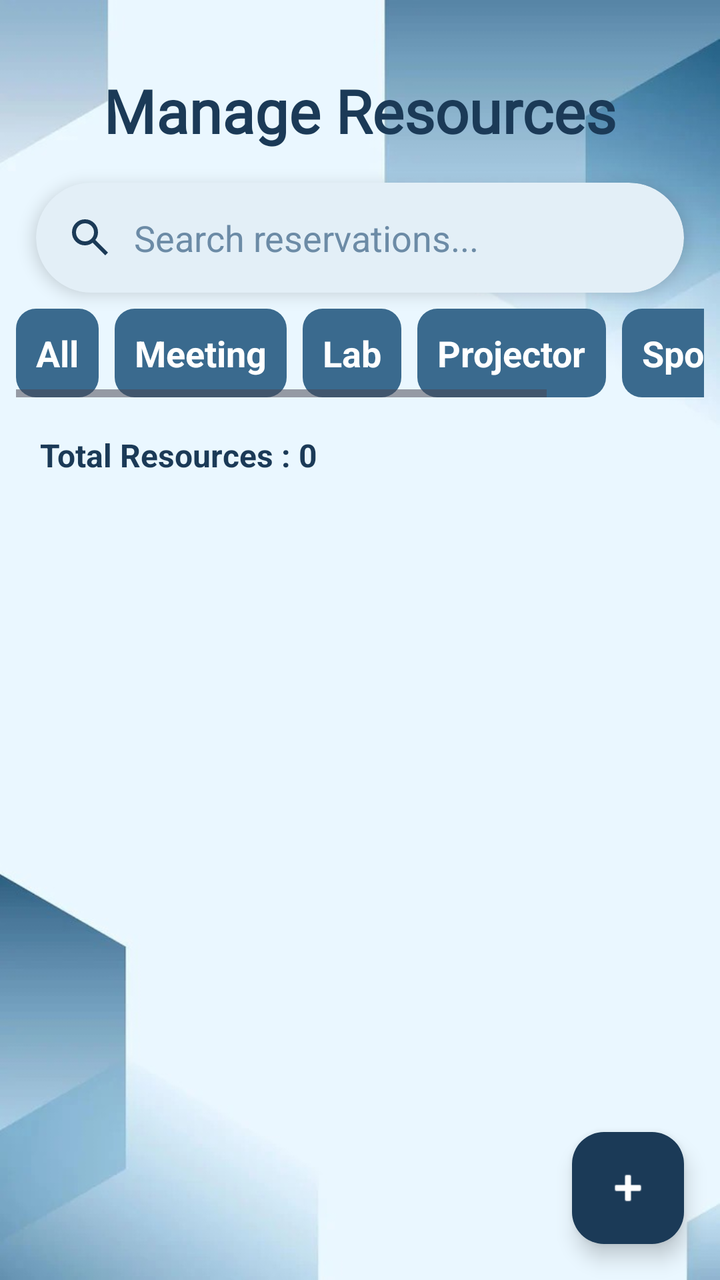
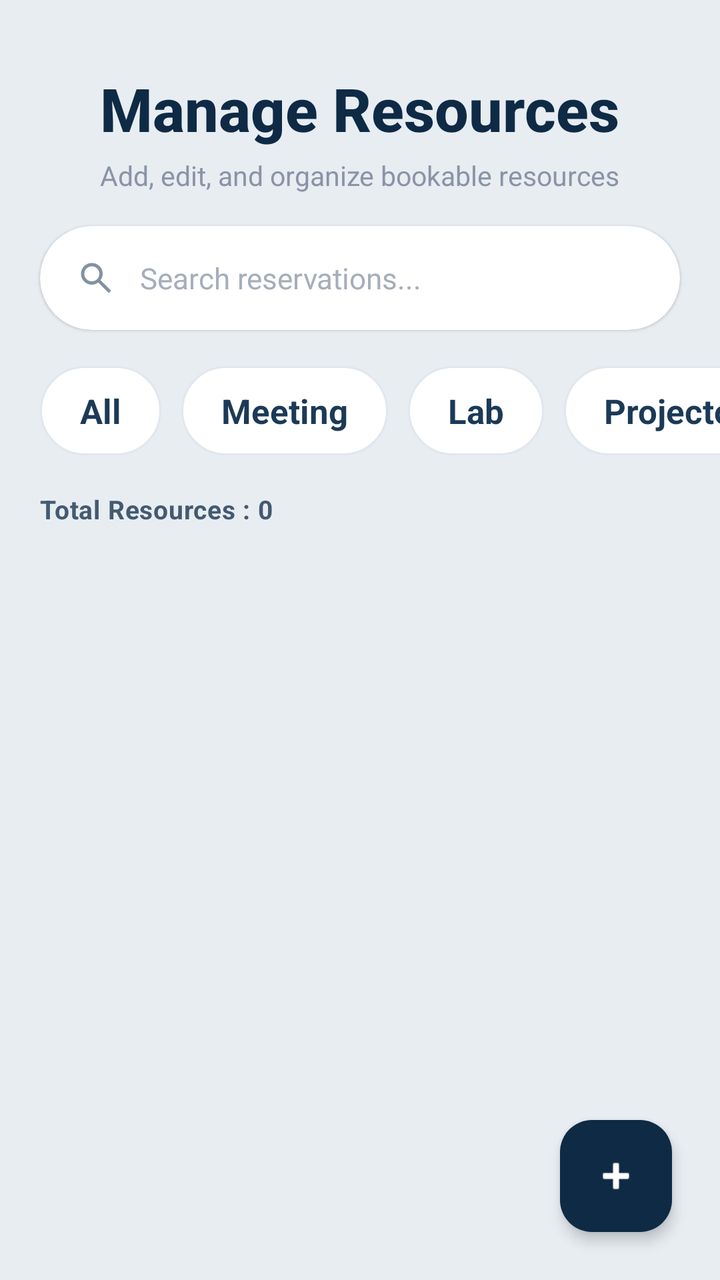

Screens rendered from an Android XML layout before and after an edit, with the pre-edit source and the edit as a unified diff.
<!-- AndroidManifest.xml: application theme Theme.SmartResourceAllocation -->
<!-- res/layout/admin_fragment_resource.xml -->
<?xml version="1.0" encoding="utf-8"?>
<LinearLayout
    xmlns:android="http://schemas.android.com/apk/res/android"
    xmlns:app="http://schemas.android.com/apk/res-auto"
    android:layout_width="match_parent"
    android:layout_height="match_parent"
    android:orientation="vertical"
    android:background="@drawable/bg">

    <TextView
        android:layout_width="wrap_content"
        android:layout_height="wrap_content"
        android:text="Manage Resources"
        android:textSize="30sp"
        android:textStyle="bold"
        android:textColor="#1B3A57"
        android:fontFamily="@font/eagle_lake"
        android:layout_marginTop="35dp"
        android:layout_gravity="center"/>

    <androidx.cardview.widget.CardView
        android:layout_width="match_parent"
        android:layout_height="55dp"
        android:layout_marginHorizontal="18dp"
        android:layout_marginTop="16dp"
        app:cardCornerRadius="30dp"
        app:cardElevation="5dp"
        android:backgroundTint="#E3EFF7">

        <LinearLayout
            android:layout_width="match_parent"
            android:layout_height="match_parent"
            android:gravity="center_vertical"
            android:paddingHorizontal="15dp">

            <ImageView
                android:layout_width="24dp"
                android:layout_height="24dp"
                android:src="@drawable/search_icon" />

            <EditText
                android:id="@+id/etSearch"
                android:layout_width="0dp"
                android:layout_height="wrap_content"
                android:layout_weight="1"
                android:background="@android:color/transparent"
                android:hint="Search reservations..."
                android:textColor="#1B3A57"
                android:textColorHint="#6C8BA6"
                android:paddingStart="10dp"/>

        </LinearLayout>

    </androidx.cardview.widget.CardView>


    <HorizontalScrollView
        android:layout_width="match_parent"
        android:layout_height="wrap_content"
        android:padding="8dp">

        <LinearLayout
            android:layout_width="wrap_content"
            android:layout_height="wrap_content"
            android:orientation="horizontal">

            <TextView
                android:id="@+id/tabAll"
                android:layout_width="wrap_content"
                android:layout_height="wrap_content"
                android:text="All"
                android:textColor="@color/white"
                android:textStyle="bold"
                android:textSize="18sp"
                android:padding="10dp"
                android:layout_marginEnd="8dp"
                android:background="@drawable/tab_selector"/>

            <TextView
                android:id="@+id/tabMeeting"
                android:layout_width="wrap_content"
                android:layout_height="wrap_content"
                android:text="Meeting"
                android:textColor="@color/white"
                android:textStyle="bold"
                android:textSize="18sp"
                android:padding="10dp"
                android:layout_marginEnd="8dp"
                android:background="@drawable/tab_selector"/>

            <TextView
                android:id="@+id/tabLab"
                android:layout_width="wrap_content"
                android:layout_height="wrap_content"
                android:text="Lab"
                android:textColor="@color/white"
                android:textStyle="bold"
                android:textSize="18sp"
                android:padding="10dp"
                android:layout_marginEnd="8dp"
                android:background="@drawable/tab_selector"/>

            <TextView
                android:id="@+id/tabProjector"
                android:layout_width="wrap_content"
                android:layout_height="wrap_content"
                android:text="Projector"
                android:textColor="@color/white"
                android:textStyle="bold"
                android:textSize="18sp"
                android:padding="10dp"
                android:layout_marginEnd="8dp"
                android:background="@drawable/tab_selector"/>

            <TextView
                android:id="@+id/tabSports"
                android:layout_width="wrap_content"
                android:layout_height="wrap_content"
                android:text="Sports"
                android:textColor="@color/white"
                android:textStyle="bold"
                android:textSize="18sp"
                android:padding="10dp"
                android:layout_marginEnd="8dp"
                android:background="@drawable/tab_selector"/>

            <TextView
                android:id="@+id/tabStudy"
                android:layout_width="wrap_content"
                android:layout_height="wrap_content"
                android:text="Study"
                android:textColor="@color/white"
                android:textStyle="bold"
                android:textSize="18sp"
                android:padding="10dp"
                android:layout_marginEnd="8dp"
                android:background="@drawable/tab_selector"/>

        </LinearLayout>

    </HorizontalScrollView>


    <TextView
        android:id="@+id/tvTotalResources"
        android:layout_width="wrap_content"
        android:layout_height="wrap_content"
        android:text="Total Resources : 0"
        android:textStyle="bold"
        android:textColor="#1B3A57"
        android:textSize="16sp"
        android:layout_marginStart="20dp"
        android:layout_marginTop="10dp"/>

    <FrameLayout
        android:layout_width="match_parent"
        android:layout_height="0dp"
        android:layout_weight="1">

        <androidx.recyclerview.widget.RecyclerView
            android:id="@+id/rvResources"
            android:layout_width="match_parent"
            android:layout_height="match_parent"
            android:padding="10dp"
            android:clipToPadding="false"
            android:paddingBottom="90dp"/>

        <com.google.android.material.floatingactionbutton.FloatingActionButton
            android:id="@+id/fabAddResource"
            android:layout_width="wrap_content"
            android:layout_height="wrap_content"
            android:layout_gravity="bottom|end"
            android:layout_margin="18dp"
            android:src="@android:drawable/ic_input_add"
            app:backgroundTint="#1B3A57"
            app:tint="@android:color/white"/>

    </FrameLayout>

</LinearLayout>
<!-- resources referenced by this layout -->
<resources>
  <color name="white">#FFFFFFFF</color>
  <!-- drawable bg: jpeg bitmap (drawable, 19951 bytes) -->
  <!-- drawable search_icon (drawable) -->
  <?xml version="1.0" encoding="utf-8"?>
  <vector xmlns:android="http://schemas.android.com/apk/res/android"
      android:width="24dp"
      android:height="24dp"
      android:viewportWidth="960"
      android:viewportHeight="960">
      <path
          android:fillColor="#1B3A57"
          android:pathData="M784,840L532,588Q502,612 463,626Q424,640 380,640Q271,640 195.5,564.5Q120,489 120,380Q120,271 195.5,195.5Q271,120 380,120Q489,120 564.5,195.5Q640,271 640,380Q640,424 626,463Q612,502 588,532L840,784L784,840ZM380,560Q455,560 507.5,507.5Q560,455 560,380Q560,305 507.5,252.5Q455,200 380,200Q305,200 252.5,252.5Q200,305 200,380Q200,455 252.5,507.5Q305,560 380,560Z"/>
  </vector>
  <!-- drawable tab_selector (drawable) -->
  <?xml version="1.0" encoding="utf-8"?>
  <selector xmlns:android="http://schemas.android.com/apk/res/android">
      <item android:state_selected="true">
          <shape>
              <solid android:color="#1B3A57"/>
              <corners android:radius="10dp"/>
          </shape>
      </item>
      <item>
          <shape>
              <solid android:color="#3A6A8E"/>
              <corners android:radius="10dp"/>
          </shape>
      </item>
  
  </selector>
  <style name="Theme.SmartResourceAllocation" parent="Base.Theme.SmartResourceAllocation" />
  <style name="Base.Theme.SmartResourceAllocation" parent="Theme.Material3.DayNight.NoActionBar">
          
          
      </style>
</resources>

<!-- the commit's change to res/layout/admin_fragment_resource.xml (unified diff, before → after) -->
@@ -5,38 +5,59 @@
     android:layout_width="match_parent"
     android:layout_height="match_parent"
     android:orientation="vertical"
-    android:background="@drawable/bg">
-
-    <TextView
-        android:layout_width="wrap_content"
+    android:background="#E8EDF2">
+
+
+    <LinearLayout
+        android:layout_width="match_parent"
         android:layout_height="wrap_content"
-        android:text="Manage Resources"
-        android:textSize="30sp"
-        android:textStyle="bold"
-        android:textColor="#1B3A57"
-        android:fontFamily="@font/eagle_lake"
-        android:layout_marginTop="35dp"
-        android:layout_gravity="center"/>
+        android:orientation="vertical"
+        android:paddingHorizontal="20dp"
+        android:paddingTop="24dp">
+
+        <TextView
+            android:layout_width="wrap_content"
+            android:layout_height="wrap_content"
+            android:text="Manage Resources"
+            android:textSize="30sp"
+            android:textStyle="bold"
+            android:textColor="#0E2A45"
+            android:fontFamily="sans-serif-medium"
+            android:layout_gravity="center"
+            android:layout_marginTop="10dp"/>
+
+        <TextView
+            android:layout_width="wrap_content"
+            android:layout_height="wrap_content"
+            android:layout_marginTop="4dp"
+            android:text="Add, edit, and organize bookable resources"
+            android:textColor="#8A94A6"
+            android:textSize="13.5sp"
+            android:layout_gravity="center"/>
+
+    </LinearLayout>
+
 
     <androidx.cardview.widget.CardView
         android:layout_width="match_parent"
-        android:layout_height="55dp"
-        android:layout_marginHorizontal="18dp"
+        android:layout_height="52dp"
+        android:layout_marginHorizontal="20dp"
         android:layout_marginTop="16dp"
-        app:cardCornerRadius="30dp"
-        app:cardElevation="5dp"
-        android:backgroundTint="#E3EFF7">
+        app:cardCornerRadius="26dp"
+        app:cardElevation="1dp"
+        app:cardBackgroundColor="@android:color/white">
 
         <LinearLayout
             android:layout_width="match_parent"
             android:layout_height="match_parent"
             android:gravity="center_vertical"
-            android:paddingHorizontal="15dp">
+            android:paddingHorizontal="18dp">
 
             <ImageView
-                android:layout_width="24dp"
-                android:layout_height="24dp"
-                android:src="@drawable/search_icon" />
+                android:layout_width="20dp"
+                android:layout_height="20dp"
+                android:src="@drawable/search_icon"
+                android:alpha="0.55"/>
 
             <EditText
                 android:id="@+id/etSearch"
@@ -45,19 +66,23 @@
                 android:layout_weight="1"
                 android:background="@android:color/transparent"
                 android:hint="Search reservations..."
-                android:textColor="#1B3A57"
-                android:textColorHint="#6C8BA6"
-                android:paddingStart="10dp"/>
+                android:textColor="#0E2A45"
+                android:textColorHint="#A6AEBB"
+                android:textSize="14.5sp"
+                android:paddingStart="12dp"/>
 
         </LinearLayout>
 
     </androidx.cardview.widget.CardView>
 
-
     <HorizontalScrollView
         android:layout_width="match_parent"
         android:layout_height="wrap_content"
-        android:padding="8dp">
+        android:layout_marginTop="18dp"
+        android:paddingStart="20dp"
+        android:paddingEnd="12dp"
+        android:clipToPadding="false"
+        android:scrollbars="none">
 
         <LinearLayout
             android:layout_width="wrap_content"
@@ -69,11 +94,15 @@
                 android:layout_width="wrap_content"
                 android:layout_height="wrap_content"
                 android:text="All"
-                android:textColor="@color/white"
-                android:textStyle="bold"
-                android:textSize="18sp"
-                android:padding="10dp"
-                android:layout_marginEnd="8dp"
+                android:textColor="@color/tab_text_color"
+                android:textStyle="bold"
+                android:textSize="17sp"
+                android:paddingHorizontal="20dp"
+                android:paddingVertical="11dp"
+                android:layout_marginEnd="10dp"
+                android:gravity="center"
+                android:clickable="true"
+                android:focusable="true"
                 android:background="@drawable/tab_selector"/>
 
             <TextView
@@ -81,11 +110,15 @@
                 android:layout_width="wrap_content"
                 android:layout_height="wrap_content"
                 android:text="Meeting"
-                android:textColor="@color/white"
-                android:textStyle="bold"
-                android:textSize="18sp"
-                android:padding="10dp"
-                android:layout_marginEnd="8dp"
+                android:textColor="@color/tab_text_color"
+                android:textStyle="bold"
+                android:textSize="17sp"
+                android:paddingHorizontal="20dp"
+                android:paddingVertical="11dp"
+                android:layout_marginEnd="10dp"
+                android:gravity="center"
+                android:clickable="true"
+                android:focusable="true"
                 android:background="@drawable/tab_selector"/>
 
             <TextView
@@ -93,11 +126,15 @@
                 android:layout_width="wrap_content"
                 android:layout_height="wrap_content"
                 android:text="Lab"
-                android:textColor="@color/white"
-                android:textStyle="bold"
-                android:textSize="18sp"
-                android:padding="10dp"
-                android:layout_marginEnd="8dp"
+                android:textColor="@color/tab_text_color"
+                android:textStyle="bold"
+                android:textSize="17sp"
+                android:paddingHorizontal="20dp"
+                android:paddingVertical="11dp"
+                android:layout_marginEnd="10dp"
+                android:gravity="center"
+                android:clickable="true"
+                android:focusable="true"
                 android:background="@drawable/tab_selector"/>
 
             <TextView
@@ -105,11 +142,15 @@
                 android:layout_width="wrap_content"
                 android:layout_height="wrap_content"
                 android:text="Projector"
-                android:textColor="@color/white"
-                android:textStyle="bold"
-                android:textSize="18sp"
-                android:padding="10dp"
-                android:layout_marginEnd="8dp"
+                android:textColor="@color/tab_text_color"
+                android:textStyle="bold"
+                android:textSize="17sp"
+                android:paddingHorizontal="20dp"
+                android:paddingVertical="11dp"
+                android:layout_marginEnd="10dp"
+                android:gravity="center"
+                android:clickable="true"
+                android:focusable="true"
                 android:background="@drawable/tab_selector"/>
 
             <TextView
@@ -117,11 +158,15 @@
                 android:layout_width="wrap_content"
                 android:layout_height="wrap_content"
                 android:text="Sports"
-                android:textColor="@color/white"
-                android:textStyle="bold"
-                android:textSize="18sp"
-                android:padding="10dp"
-                android:layout_marginEnd="8dp"
+                android:textColor="@color/tab_text_color"
+                android:textStyle="bold"
+                android:textSize="17sp"
+                android:paddingHorizontal="20dp"
+                android:paddingVertical="11dp"
+                android:layout_marginEnd="10dp"
+                android:gravity="center"
+                android:clickable="true"
+                android:focusable="true"
                 android:background="@drawable/tab_selector"/>
 
             <TextView
@@ -129,11 +174,15 @@
                 android:layout_width="wrap_content"
                 android:layout_height="wrap_content"
                 android:text="Study"
-                android:textColor="@color/white"
-                android:textStyle="bold"
-                android:textSize="18sp"
-                android:padding="10dp"
-                android:layout_marginEnd="8dp"
+                android:textColor="@color/tab_text_color"
+                android:textStyle="bold"
+                android:textSize="17sp"
+                android:paddingHorizontal="20dp"
+                android:paddingVertical="11dp"
+                android:layout_marginEnd="20dp"
+                android:gravity="center"
+                android:clickable="true"
+                android:focusable="true"
                 android:background="@drawable/tab_selector"/>
 
         </LinearLayout>
@@ -145,12 +194,14 @@
         android:id="@+id/tvTotalResources"
         android:layout_width="wrap_content"
         android:layout_height="wrap_content"
+        android:layout_marginTop="18dp"
+        android:layout_marginStart="20dp"
         android:text="Total Resources : 0"
         android:textStyle="bold"
-        android:textColor="#1B3A57"
-        android:textSize="16sp"
-        android:layout_marginStart="20dp"
-        android:layout_marginTop="10dp"/>
+        android:textColor="#435A70"
+        android:textSize="13sp"
+        android:letterSpacing="0.02"/>
+
 
     <FrameLayout
         android:layout_width="match_parent"
@@ -161,19 +212,23 @@
             android:id="@+id/rvResources"
             android:layout_width="match_parent"
             android:layout_height="match_parent"
-            android:padding="10dp"
+            android:layout_marginTop="10dp"
+            android:paddingHorizontal="20dp"
+            android:paddingBottom="90dp"
             android:clipToPadding="false"
-            android:paddingBottom="90dp"/>
+            android:scrollbars="none"/>
 
         <com.google.android.material.floatingactionbutton.FloatingActionButton
             android:id="@+id/fabAddResource"
             android:layout_width="wrap_content"
             android:layout_height="wrap_content"
             android:layout_gravity="bottom|end"
-            android:layout_margin="18dp"
+            android:layout_margin="24dp"
             android:src="@android:drawable/ic_input_add"
-            app:backgroundTint="#1B3A57"
-            app:tint="@android:color/white"/>
+            app:backgroundTint="#0E2A45"
+            app:tint="@android:color/white"
+            app:elevation="4dp"
+            app:rippleColor="#2F6FED"/>
 
     </FrameLayout>
 
<!-- resource entries referenced after the edit -->
@@ -1,7 +1,5 @@
 <!-- resources referenced by this layout -->
 <resources>
-  <color name="white">#FFFFFFFF</color>
-  <!-- drawable bg: jpeg bitmap (drawable, 19951 bytes) -->
   <!-- drawable search_icon (drawable) -->
   <?xml version="1.0" encoding="utf-8"?>
   <vector xmlns:android="http://schemas.android.com/apk/res/android"
@@ -16,16 +14,19 @@
   <!-- drawable tab_selector (drawable) -->
   <?xml version="1.0" encoding="utf-8"?>
   <selector xmlns:android="http://schemas.android.com/apk/res/android">
+  
       <item android:state_selected="true">
-          <shape>
-              <solid android:color="#1B3A57"/>
-              <corners android:radius="10dp"/>
+          <shape android:shape="rectangle">
+              <solid android:color="#0E2A45"/>
+              <corners android:radius="22dp"/>
           </shape>
       </item>
+  
       <item>
-          <shape>
-              <solid android:color="#3A6A8E"/>
-              <corners android:radius="10dp"/>
+          <shape android:shape="rectangle">
+              <solid android:color="#FFFFFF"/>
+              <stroke android:width="1dp" android:color="#E1E7EE"/>
+              <corners android:radius="22dp"/>
           </shape>
       </item>
   
